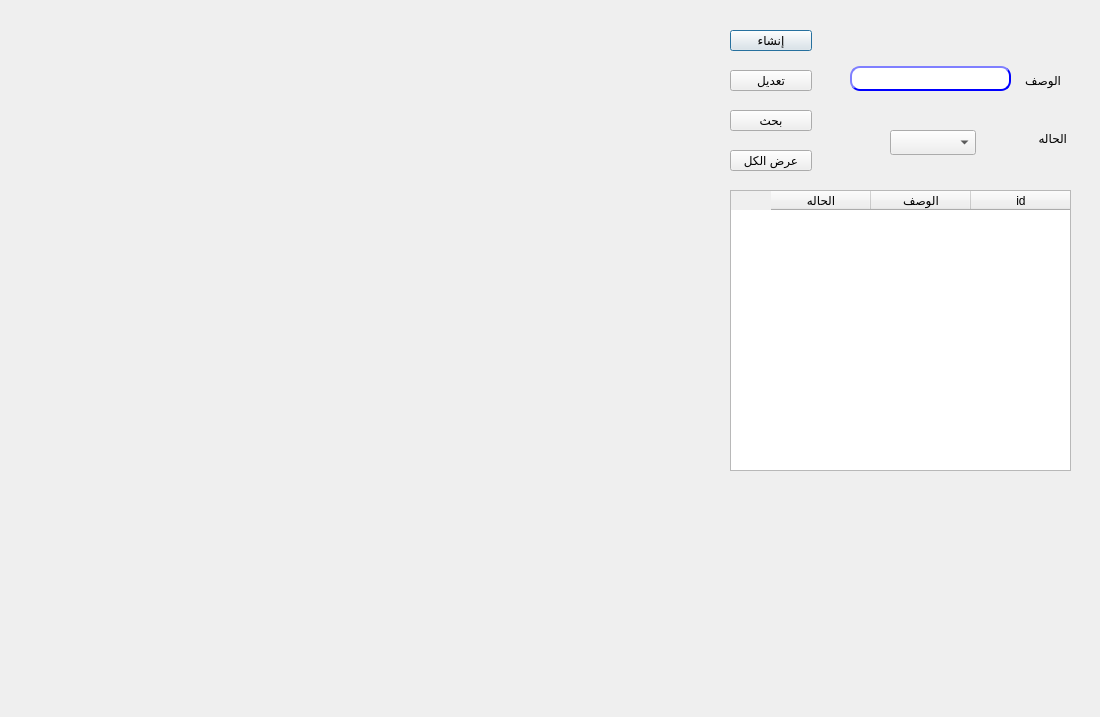
Above: presentation/master_data_ui/sponsor.ui from shymaa123456/HyperPOS2020 before the change. Below: the same form after it.
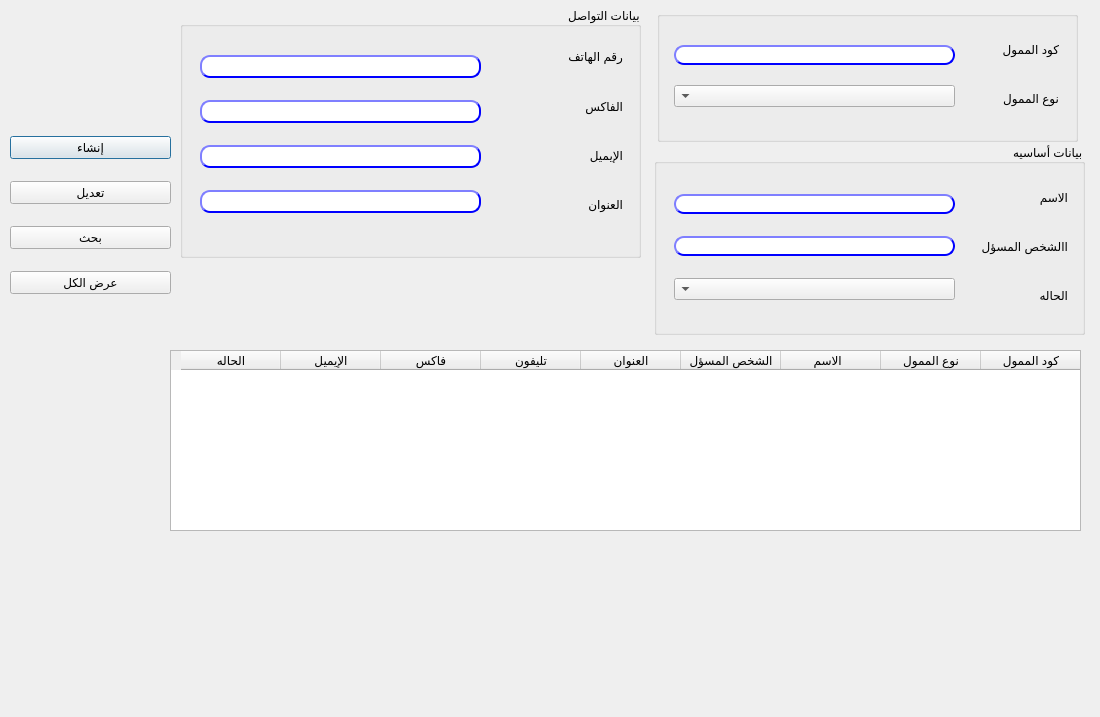
That is the form after the change.

Commit message: sponsor master data form

The edit to the form file:
```diff
--- a/presentation/master_data_ui/sponsor.ui
+++ b/presentation/master_data_ui/sponsor.ui
@@ -25,102 +25,13 @@
   <property name="windowTitle">
    <string>الشركات</string>
   </property>
-  <widget class="QLabel" name="desc">
-   <property name="geometry">
-    <rect>
-     <x>980</x>
-     <y>70</y>
-     <width>81</width>
-     <height>21</height>
-    </rect>
-   </property>
-   <property name="text">
-    <string>الوصف</string>
-   </property>
-  </widget>
-  <widget class="QLabel" name="label_2">
-   <property name="geometry">
-    <rect>
-     <x>1000</x>
-     <y>130</y>
-     <width>67</width>
-     <height>17</height>
-    </rect>
-   </property>
-   <property name="text">
-    <string>الحاله</string>
-   </property>
-  </widget>
-  <widget class="QComboBox" name="CMB_status">
-   <property name="geometry">
-    <rect>
-     <x>890</x>
-     <y>130</y>
-     <width>86</width>
-     <height>25</height>
-    </rect>
-   </property>
-  </widget>
-  <widget class="QPushButton" name="BTN_create">
-   <property name="geometry">
-    <rect>
-     <x>730</x>
-     <y>30</y>
-     <width>82</width>
-     <height>21</height>
-    </rect>
-   </property>
-   <property name="styleSheet">
-    <string notr="true"/>
-   </property>
-   <property name="text">
-    <string>إنشاء</string>
-   </property>
-  </widget>
-  <widget class="QLineEdit" name="LE_desc">
-   <property name="geometry">
-    <rect>
-     <x>850</x>
-     <y>66</y>
-     <width>161</width>
-     <height>25</height>
-    </rect>
-   </property>
-   <property name="styleSheet">
-    <string notr="true">QLineEdit{
-                                        background-color: white;
-                                        border-style: outset;
-                                        border-width: 2px;
-                                        border-radius: 10px;
-                                        border-color: blue;
-                                        min-width: 6em;
-                                        }
-                                        QLineEdit:hover {
-                                        background: qradialgradient(
-                                        cx: 0.3, cy: -0.4, fx: 0.3, fy: -0.4,
-                                        radius: 1.35, stop: 0 #fff, stop: 1 #bbb
-                                        );
-                                        }
-                                       QLineEdit:pressed {
-                                        border-style: inset;
-                                        background: qradialgradient(
-                                        cx: 0.4, cy: -0.1, fx: 0.4, fy: -0.1,
-                                        radius: 1.35, stop: 0 #fff, stop: 1 #ddd
-                                        );
-                                        }
-                                    </string>
-   </property>
-   <property name="maxLength">
-    <number>50</number>
-   </property>
-  </widget>
   <widget class="QTableWidget" name="Qtable">
    <property name="geometry">
     <rect>
-     <x>730</x>
-     <y>190</y>
-     <width>341</width>
-     <height>281</height>
+     <x>170</x>
+     <y>350</y>
+     <width>911</width>
+     <height>181</height>
     </rect>
    </property>
    <property name="layoutDirection">
@@ -128,12 +39,42 @@
    </property>
    <column>
     <property name="text">
-     <string>id</string>
+     <string>كود الممول</string>
     </property>
    </column>
    <column>
     <property name="text">
-     <string>الوصف</string>
+     <string>نوع الممول</string>
+    </property>
+   </column>
+   <column>
+    <property name="text">
+     <string>الاسم  </string>
+    </property>
+   </column>
+   <column>
+    <property name="text">
+     <string>الشخص المسؤل</string>
+    </property>
+   </column>
+   <column>
+    <property name="text">
+     <string>العنوان</string>
+    </property>
+   </column>
+   <column>
+    <property name="text">
+     <string>تليفون</string>
+    </property>
+   </column>
+   <column>
+    <property name="text">
+     <string>فاكس</string>
+    </property>
+   </column>
+   <column>
+    <property name="text">
+     <string>الإيميل</string>
     </property>
    </column>
    <column>
@@ -142,85 +83,600 @@
     </property>
    </column>
   </widget>
-  <widget class="QPushButton" name="BTN_modify">
+  <widget class="QWidget" name="verticalLayoutWidget_5">
    <property name="geometry">
     <rect>
-     <x>730</x>
-     <y>70</y>
-     <width>82</width>
-     <height>21</height>
+     <x>10</x>
+     <y>120</y>
+     <width>161</width>
+     <height>191</height>
     </rect>
    </property>
-   <property name="styleSheet">
-    <string notr="true"/>
-   </property>
-   <property name="text">
-    <string>تعديل</string>
-   </property>
+   <layout class="QVBoxLayout" name="verticalLayout_5">
+    <item>
+     <widget class="QPushButton" name="BTN_create">
+      <property name="styleSheet">
+       <string notr="true"/>
+      </property>
+      <property name="text">
+       <string>إنشاء</string>
+      </property>
+     </widget>
+    </item>
+    <item>
+     <widget class="QPushButton" name="BTN_modify">
+      <property name="styleSheet">
+       <string notr="true"/>
+      </property>
+      <property name="text">
+       <string>تعديل</string>
+      </property>
+     </widget>
+    </item>
+    <item>
+     <widget class="QPushButton" name="BTN_search">
+      <property name="styleSheet">
+       <string notr="true"/>
+      </property>
+      <property name="text">
+       <string>بحث</string>
+      </property>
+     </widget>
+    </item>
+    <item>
+     <widget class="QPushButton" name="BTN_search_all">
+      <property name="styleSheet">
+       <string notr="true"/>
+      </property>
+      <property name="text">
+       <string>عرض الكل</string>
+      </property>
+     </widget>
+    </item>
+   </layout>
   </widget>
-  <widget class="QPushButton" name="BTN_search">
+  <widget class="QGroupBox" name="groupBox_5">
    <property name="geometry">
     <rect>
-     <x>730</x>
-     <y>110</y>
-     <width>82</width>
-     <height>21</height>
+     <x>180</x>
+     <y>7</y>
+     <width>461</width>
+     <height>251</height>
     </rect>
    </property>
-   <property name="styleSheet">
-    <string notr="true"/>
+   <property name="font">
+    <font>
+     <family>MS Shell Dlg 2</family>
+     <pointsize>9</pointsize>
+     <weight>50</weight>
+     <bold>false</bold>
+    </font>
    </property>
-   <property name="text">
-    <string>بحث</string>
+   <property name="layoutDirection">
+    <enum>Qt::RightToLeft</enum>
    </property>
-  </widget>
-  <widget class="QLabel" name="LB_id">
-   <property name="enabled">
-    <bool>false</bool>
+   <property name="title">
+    <string>بيانات التواصل</string>
    </property>
+   <widget class="QWidget" name="verticalLayoutWidget_7">
+    <property name="geometry">
+     <rect>
+      <x>20</x>
+      <y>32</y>
+      <width>281</width>
+      <height>191</height>
+     </rect>
+    </property>
+    <property name="font">
+     <font>
+      <family>29LT Bukra Regular</family>
+      <pointsize>9</pointsize>
+      <weight>75</weight>
+      <bold>true</bold>
+     </font>
+    </property>
+    <layout class="QVBoxLayout" name="verticalLayout_7">
+     <item>
+      <widget class="QLineEdit" name="LE_phone1">
+       <property name="font">
+        <font>
+         <family>29LT Bukra Regular</family>
+         <pointsize>9</pointsize>
+         <weight>75</weight>
+         <bold>true</bold>
+        </font>
+       </property>
+       <property name="styleSheet">
+        <string notr="true">QLineEdit{
+                                        background-color: white;
+                                        border-style: outset;
+                                        border-width: 2px;
+                                        border-radius: 10px;
+                                        border-color: blue;
+                                        min-width: 6em;
+                                        }
+                                        QLineEdit:hover {
+                                        background: qradialgradient(
+                                        cx: 0.3, cy: -0.4, fx: 0.3, fy: -0.4,
+                                        radius: 1.35, stop: 0 #fff, stop: 1 #bbb
+                                        );
+                                        }
+                                       QLineEdit:pressed {
+                                        border-style: inset;
+                                        background: qradialgradient(
+                                        cx: 0.4, cy: -0.1, fx: 0.4, fy: -0.1,
+                                        radius: 1.35, stop: 0 #fff, stop: 1 #ddd
+                                        );
+                                        }
+                                    
+                            </string>
+       </property>
+       <property name="text">
+        <string/>
+       </property>
+      </widget>
+     </item>
+     <item>
+      <widget class="QLineEdit" name="LE_fax">
+       <property name="font">
+        <font>
+         <family>29LT Bukra Regular</family>
+         <pointsize>9</pointsize>
+         <weight>75</weight>
+         <bold>true</bold>
+        </font>
+       </property>
+       <property name="styleSheet">
+        <string notr="true">QLineEdit{
+                                        background-color: white;
+                                        border-style: outset;
+                                        border-width: 2px;
+                                        border-radius: 10px;
+                                        border-color: blue;
+                                        min-width: 6em;
+                                        }
+                                        QLineEdit:hover {
+                                        background: qradialgradient(
+                                        cx: 0.3, cy: -0.4, fx: 0.3, fy: -0.4,
+                                        radius: 1.35, stop: 0 #fff, stop: 1 #bbb
+                                        );
+                                        }
+                                       QLineEdit:pressed {
+                                        border-style: inset;
+                                        background: qradialgradient(
+                                        cx: 0.4, cy: -0.1, fx: 0.4, fy: -0.1,
+                                        radius: 1.35, stop: 0 #fff, stop: 1 #ddd
+                                        );
+                                        }
+                                    </string>
+       </property>
+       <property name="text">
+        <string/>
+       </property>
+      </widget>
+     </item>
+     <item>
+      <widget class="QLineEdit" name="LE_email">
+       <property name="font">
+        <font>
+         <family>29LT Bukra Regular</family>
+         <pointsize>9</pointsize>
+         <weight>75</weight>
+         <bold>true</bold>
+        </font>
+       </property>
+       <property name="styleSheet">
+        <string notr="true">QLineEdit{
+                                        background-color: white;
+                                        border-style: outset;
+                                        border-width: 2px;
+                                        border-radius: 10px;
+                                        border-color: blue;
+                                        min-width: 6em;
+                                        }
+                                        QLineEdit:hover {
+                                        background: qradialgradient(
+                                        cx: 0.3, cy: -0.4, fx: 0.3, fy: -0.4,
+                                        radius: 1.35, stop: 0 #fff, stop: 1 #bbb
+                                        );
+                                        }
+                                       QLineEdit:pressed {
+                                        border-style: inset;
+                                        background: qradialgradient(
+                                        cx: 0.4, cy: -0.1, fx: 0.4, fy: -0.1,
+                                        radius: 1.35, stop: 0 #fff, stop: 1 #ddd
+                                        );
+                                        }
+                                    </string>
+       </property>
+       <property name="text">
+        <string/>
+       </property>
+      </widget>
+     </item>
+     <item>
+      <widget class="QLineEdit" name="LE_address">
+       <property name="font">
+        <font>
+         <family>29LT Bukra Regular</family>
+         <pointsize>9</pointsize>
+         <weight>75</weight>
+         <bold>true</bold>
+        </font>
+       </property>
+       <property name="styleSheet">
+        <string notr="true">QLineEdit{
+                                        background-color: white;
+                                        border-style: outset;
+                                        border-width: 2px;
+                                        border-radius: 10px;
+                                        border-color: blue;
+                                        min-width: 6em;
+                                        }
+                                        QLineEdit:hover {
+                                        background: qradialgradient(
+                                        cx: 0.3, cy: -0.4, fx: 0.3, fy: -0.4,
+                                        radius: 1.35, stop: 0 #fff, stop: 1 #bbb
+                                        );
+                                        }
+                                       QLineEdit:pressed {
+                                        border-style: inset;
+                                        background: qradialgradient(
+                                        cx: 0.4, cy: -0.1, fx: 0.4, fy: -0.1,
+                                        radius: 1.35, stop: 0 #fff, stop: 1 #ddd
+                                        );
+                                        }
+                                    </string>
+       </property>
+       <property name="text">
+        <string/>
+       </property>
+      </widget>
+     </item>
+    </layout>
+   </widget>
+   <widget class="QWidget" name="verticalLayoutWidget_6">
+    <property name="geometry">
+     <rect>
+      <x>350</x>
+      <y>28</y>
+      <width>93</width>
+      <height>191</height>
+     </rect>
+    </property>
+    <property name="font">
+     <font>
+      <family>29LT Bukra Regular</family>
+      <pointsize>9</pointsize>
+      <weight>75</weight>
+      <bold>true</bold>
+     </font>
+    </property>
+    <layout class="QVBoxLayout" name="verticalLayout_6">
+     <item>
+      <widget class="QLabel" name="label_3">
+       <property name="font">
+        <font>
+         <family>MS Shell Dlg 2</family>
+         <pointsize>9</pointsize>
+         <weight>50</weight>
+         <bold>false</bold>
+        </font>
+       </property>
+       <property name="text">
+        <string>رقم الهاتف</string>
+       </property>
+      </widget>
+     </item>
+     <item>
+      <widget class="QLabel" name="label_11">
+       <property name="font">
+        <font>
+         <family>MS Shell Dlg 2</family>
+         <pointsize>9</pointsize>
+         <weight>50</weight>
+         <bold>false</bold>
+        </font>
+       </property>
+       <property name="text">
+        <string>الفاكس</string>
+       </property>
+      </widget>
+     </item>
+     <item>
+      <widget class="QLabel" name="label_10">
+       <property name="font">
+        <font>
+         <family>MS Shell Dlg 2</family>
+         <pointsize>9</pointsize>
+         <weight>50</weight>
+         <bold>false</bold>
+        </font>
+       </property>
+       <property name="text">
+        <string>اﻹيميل</string>
+       </property>
+      </widget>
+     </item>
+     <item>
+      <widget class="QLabel" name="label_16">
+       <property name="font">
+        <font>
+         <family>MS Shell Dlg 2</family>
+         <pointsize>9</pointsize>
+         <weight>50</weight>
+         <bold>false</bold>
+        </font>
+       </property>
+       <property name="text">
+        <string>العنوان</string>
+       </property>
+      </widget>
+     </item>
+    </layout>
+   </widget>
+  </widget>
+  <widget class="QGroupBox" name="groupBox_6">
    <property name="geometry">
     <rect>
-     <x>820</x>
-     <y>40</y>
-     <width>31</width>
-     <height>20</height>
+     <x>654</x>
+     <y>144</y>
+     <width>431</width>
+     <height>191</height>
     </rect>
    </property>
-   <property name="text">
-    <string/>
+   <property name="font">
+    <font>
+     <family>MS Shell Dlg 2</family>
+     <pointsize>9</pointsize>
+     <weight>50</weight>
+     <bold>false</bold>
+    </font>
    </property>
-  </widget>
-  <widget class="QLabel" name="LB_status">
-   <property name="enabled">
-    <bool>false</bool>
+   <property name="layoutDirection">
+    <enum>Qt::RightToLeft</enum>
    </property>
-   <property name="geometry">
-    <rect>
-     <x>830</x>
-     <y>130</y>
-     <width>31</width>
-     <height>21</height>
-    </rect>
+   <property name="title">
+    <string>بيانات أساسيه</string>
    </property>
-   <property name="text">
-    <string/>
-   </property>
+   <widget class="QWidget" name="verticalLayoutWidget_2">
+    <property name="geometry">
+     <rect>
+      <x>20</x>
+      <y>34</y>
+      <width>281</width>
+      <height>141</height>
+     </rect>
+    </property>
+    <layout class="QVBoxLayout" name="verticalLayout_8">
+     <item>
+      <widget class="QLineEdit" name="LE_desc">
+       <property name="styleSheet">
+        <string notr="true">QLineEdit{
+                                        background-color: white;
+                                        border-style: outset;
+                                        border-width: 2px;
+                                        border-radius: 10px;
+                                        border-color: blue;
+                                        min-width: 6em;
+                                        }
+                                        QLineEdit:hover {
+                                        background: qradialgradient(
+                                        cx: 0.3, cy: -0.4, fx: 0.3, fy: -0.4,
+                                        radius: 1.35, stop: 0 #fff, stop: 1 #bbb
+                                        );
+                                        }
+                                       QLineEdit:pressed {
+                                        border-style: inset;
+                                        background: qradialgradient(
+                                        cx: 0.4, cy: -0.1, fx: 0.4, fy: -0.1,
+                                        radius: 1.35, stop: 0 #fff, stop: 1 #ddd
+                                        );
+                                        }
+                                    </string>
+       </property>
+       <property name="maxLength">
+        <number>50</number>
+       </property>
+      </widget>
+     </item>
+     <item>
+      <widget class="QLineEdit" name="LE_contactPerson">
+       <property name="styleSheet">
+        <string notr="true">QLineEdit{
+                                        background-color: white;
+                                        border-style: outset;
+                                        border-width: 2px;
+                                        border-radius: 10px;
+                                        border-color: blue;
+                                        min-width: 6em;
+                                        }
+                                        QLineEdit:hover {
+                                        background: qradialgradient(
+                                        cx: 0.3, cy: -0.4, fx: 0.3, fy: -0.4,
+                                        radius: 1.35, stop: 0 #fff, stop: 1 #bbb
+                                        );
+                                        }
+                                       QLineEdit:pressed {
+                                        border-style: inset;
+                                        background: qradialgradient(
+                                        cx: 0.4, cy: -0.1, fx: 0.4, fy: -0.1,
+                                        radius: 1.35, stop: 0 #fff, stop: 1 #ddd
+                                        );
+                                        }
+                                    </string>
+       </property>
+       <property name="maxLength">
+        <number>50</number>
+       </property>
+      </widget>
+     </item>
+     <item>
+      <widget class="QComboBox" name="CMB_status"/>
+     </item>
+    </layout>
+   </widget>
+   <widget class="QWidget" name="verticalLayoutWidget">
+    <property name="geometry">
+     <rect>
+      <x>323</x>
+      <y>32</y>
+      <width>91</width>
+      <height>141</height>
+     </rect>
+    </property>
+    <layout class="QVBoxLayout" name="verticalLayout_9">
+     <item>
+      <widget class="QLabel" name="desc_4">
+       <property name="text">
+        <string>الاسم</string>
+       </property>
+      </widget>
+     </item>
+     <item>
+      <widget class="QLabel" name="desc_5">
+       <property name="text">
+        <string>االشخص المسؤل</string>
+       </property>
+      </widget>
+     </item>
+     <item>
+      <widget class="QLabel" name="label_4">
+       <property name="text">
+        <string>الحاله</string>
+       </property>
+      </widget>
+     </item>
+    </layout>
+   </widget>
+   <widget class="QLabel" name="LB_status">
+    <property name="enabled">
+     <bool>false</bool>
+    </property>
+    <property name="geometry">
+     <rect>
+      <x>4</x>
+      <y>107</y>
+      <width>31</width>
+      <height>21</height>
+     </rect>
+    </property>
+    <property name="text">
+     <string/>
+    </property>
+   </widget>
   </widget>
-  <widget class="QPushButton" name="BTN_search_all">
+  <widget class="QGroupBox" name="groupBox_7">
    <property name="geometry">
     <rect>
-     <x>730</x>
-     <y>150</y>
-     <width>82</width>
-     <height>21</height>
+     <x>657</x>
+     <y>11</y>
+     <width>421</width>
+     <height>131</height>
     </rect>
    </property>
-   <property name="styleSheet">
-    <string notr="true"/>
+   <property name="font">
+    <font>
+     <family>MS Shell Dlg 2</family>
+     <pointsize>9</pointsize>
+     <weight>50</weight>
+     <bold>false</bold>
+    </font>
    </property>
-   <property name="text">
-    <string>عرض الكل</string>
+   <property name="layoutDirection">
+    <enum>Qt::RightToLeft</enum>
    </property>
+   <property name="title">
+    <string/>
+   </property>
+   <widget class="QLabel" name="LB_status_2">
+    <property name="enabled">
+     <bool>false</bool>
+    </property>
+    <property name="geometry">
+     <rect>
+      <x>4</x>
+      <y>107</y>
+      <width>31</width>
+      <height>21</height>
+     </rect>
+    </property>
+    <property name="text">
+     <string/>
+    </property>
+   </widget>
+   <widget class="QWidget" name="verticalLayoutWidget_4">
+    <property name="geometry">
+     <rect>
+      <x>331</x>
+      <y>17</y>
+      <width>71</width>
+      <height>91</height>
+     </rect>
+    </property>
+    <layout class="QVBoxLayout" name="verticalLayout_4">
+     <item>
+      <widget class="QLabel" name="desc_3">
+       <property name="text">
+        <string>كود الممول</string>
+       </property>
+      </widget>
+     </item>
+     <item>
+      <widget class="QLabel" name="label_5">
+       <property name="text">
+        <string>نوع الممول</string>
+       </property>
+      </widget>
+     </item>
+    </layout>
+   </widget>
+   <widget class="QWidget" name="verticalLayoutWidget_3">
+    <property name="geometry">
+     <rect>
+      <x>17</x>
+      <y>20</y>
+      <width>281</width>
+      <height>91</height>
+     </rect>
+    </property>
+    <layout class="QVBoxLayout" name="verticalLayout_3">
+     <item>
+      <widget class="QLineEdit" name="LE_branchNo">
+       <property name="styleSheet">
+        <string notr="true">QLineEdit{
+                                        background-color: white;
+                                        border-style: outset;
+                                        border-width: 2px;
+                                        border-radius: 10px;
+                                        border-color: blue;
+                                        min-width: 6em;
+                                        }
+                                        QLineEdit:hover {
+                                        background: qradialgradient(
+                                        cx: 0.3, cy: -0.4, fx: 0.3, fy: -0.4,
+                                        radius: 1.35, stop: 0 #fff, stop: 1 #bbb
+                                        );
+                                        }
+                                       QLineEdit:pressed {
+                                        border-style: inset;
+                                        background: qradialgradient(
+                                        cx: 0.4, cy: -0.1, fx: 0.4, fy: -0.1,
+                                        radius: 1.35, stop: 0 #fff, stop: 1 #ddd
+                                        );
+                                        }
+                                    </string>
+       </property>
+       <property name="maxLength">
+        <number>50</number>
+       </property>
+      </widget>
+     </item>
+     <item>
+      <widget class="QComboBox" name="CMB_company"/>
+     </item>
+    </layout>
+   </widget>
   </widget>
  </widget>
  <resources/>
```
Left out of the diff: 2 changed lines with no effect on the pictures. The commit also changes 1 other file.
